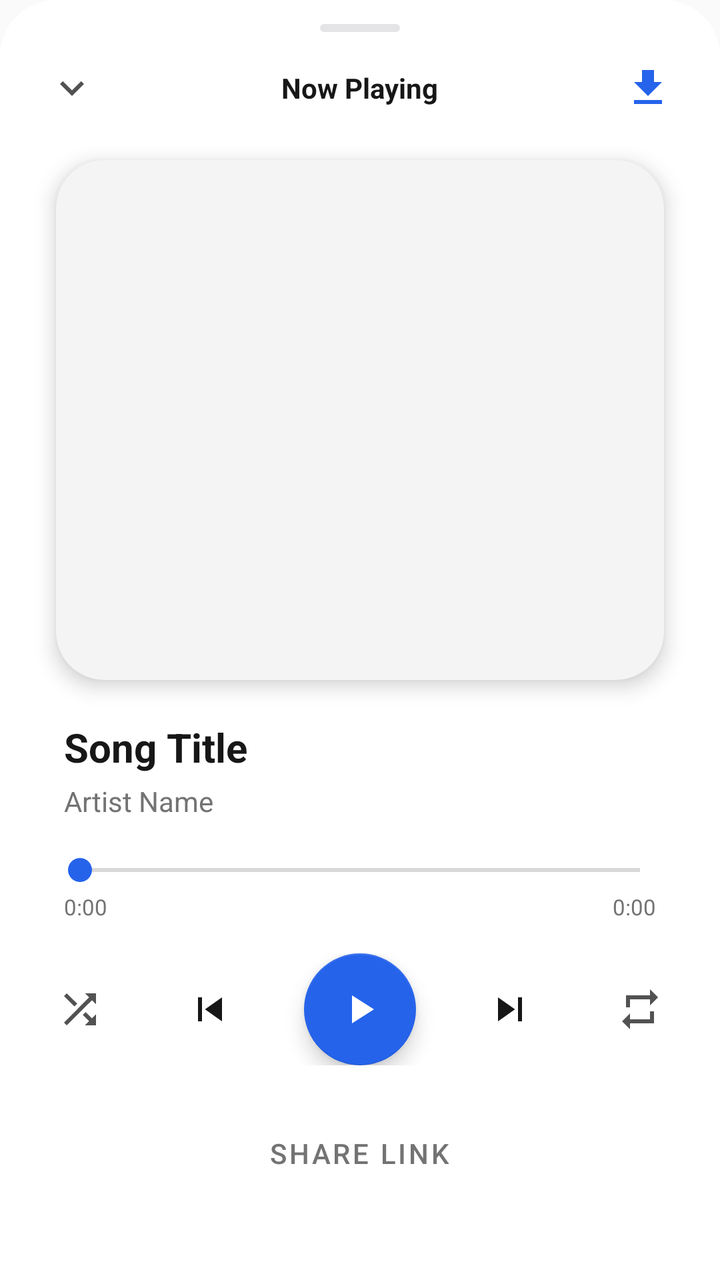
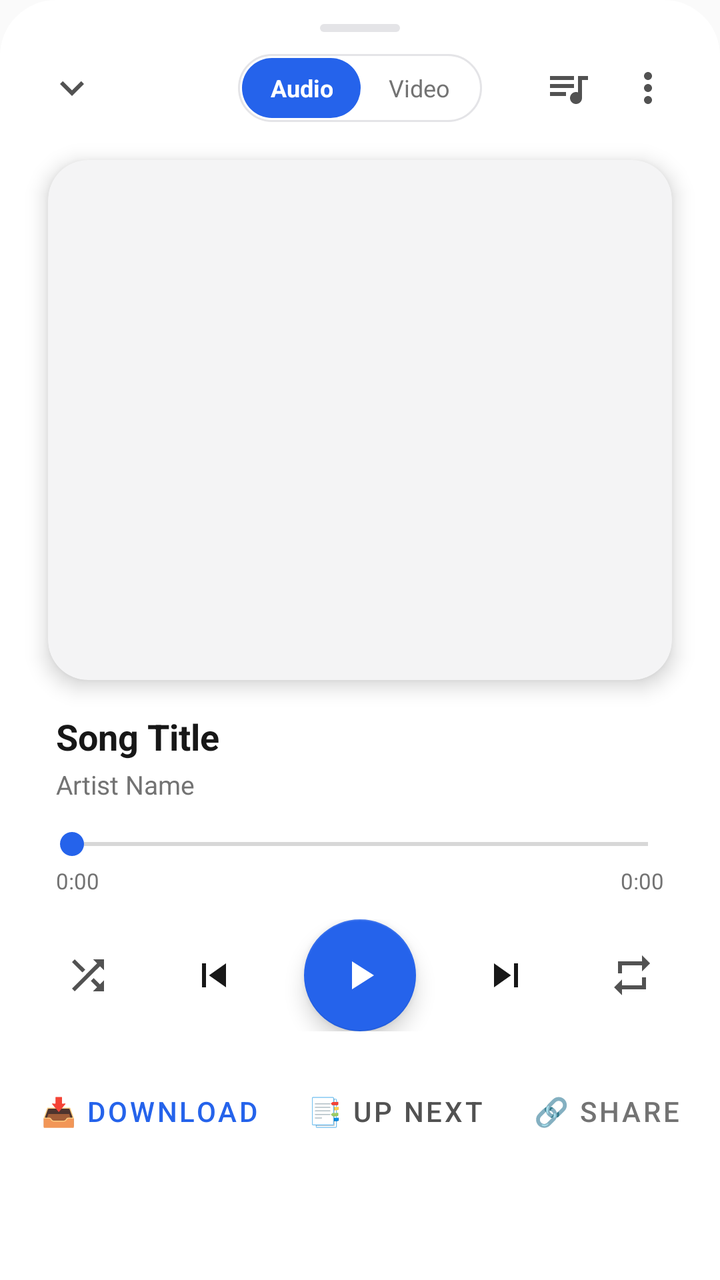

An Android layout rendered at two revisions. The XML below is the earlier revision; the diff shows what the commit changed to produce the second picture.
<!-- AndroidManifest.xml: application theme Theme.Zez -->
<!-- res/layout/bottom_sheet_music_player.xml -->
<?xml version="1.0" encoding="utf-8"?>
<LinearLayout xmlns:android="http://schemas.android.com/apk/res/android"
    xmlns:app="http://schemas.android.com/apk/res-auto"
    android:layout_width="match_parent"
    android:layout_height="wrap_content"
    android:orientation="vertical"
    android:background="@drawable/bg_sheet_top_rounded"
    android:paddingBottom="24dp">

    
    <View
        android:layout_width="40dp"
        android:layout_height="4dp"
        android:layout_gravity="center_horizontal"
        android:layout_marginTop="12dp"
        android:background="@drawable/bg_pill_indicator" />

    
    <RelativeLayout
        android:layout_width="match_parent"
        android:layout_height="56dp"
        android:paddingHorizontal="16dp">

        <ImageButton
            android:id="@+id/btn_player_collapse"
            android:layout_width="40dp"
            android:layout_height="40dp"
            android:layout_centerVertical="true"
            android:background="?attr/selectableItemBackgroundBorderless"
            android:src="@drawable/ic_expand_more"
            app:tint="@color/theme_icon_tint"
            android:contentDescription="Collapse player" />

        <TextView
            android:layout_width="wrap_content"
            android:layout_height="wrap_content"
            android:layout_centerInParent="true"
            android:text="Now Playing"
            android:textSize="14sp"
            android:textStyle="bold"
            android:textColor="@color/theme_text_primary" />

        <ImageButton
            android:id="@+id/btn_player_download"
            android:layout_width="40dp"
            android:layout_height="40dp"
            android:layout_alignParentEnd="true"
            android:layout_centerVertical="true"
            android:background="?attr/selectableItemBackgroundBorderless"
            android:src="@drawable/ic_download"
            app:tint="@color/primary"
            android:contentDescription="Download song" />
    </RelativeLayout>

    
    <androidx.cardview.widget.CardView
        android:layout_width="match_parent"
        android:layout_height="260dp"
        android:layout_marginHorizontal="28dp"
        android:layout_marginTop="8dp"
        app:cardCornerRadius="24dp"
        app:cardElevation="6dp"
        app:cardBackgroundColor="@color/surface_variant">

        <ImageView
            android:id="@+id/iv_player_album_art"
            android:layout_width="match_parent"
            android:layout_height="match_parent"
            android:scaleType="centerCrop" />
    </androidx.cardview.widget.CardView>

    
    <LinearLayout
        android:layout_width="match_parent"
        android:layout_height="wrap_content"
        android:orientation="vertical"
        android:paddingHorizontal="32dp"
        android:layout_marginTop="20dp">

        <TextView
            android:id="@+id/tv_player_title"
            android:layout_width="match_parent"
            android:layout_height="wrap_content"
            android:text="Song Title"
            android:textSize="20sp"
            android:textStyle="bold"
            android:textColor="@color/theme_text_primary"
            android:maxLines="2"
            android:ellipsize="end" />

        <TextView
            android:id="@+id/tv_player_artist"
            android:layout_width="match_parent"
            android:layout_height="wrap_content"
            android:text="Artist Name"
            android:textSize="14sp"
            android:textColor="@color/theme_text_muted"
            android:maxLines="1"
            android:ellipsize="end"
            android:layout_marginTop="4dp" />
    </LinearLayout>

    
    <LinearLayout
        android:layout_width="match_parent"
        android:layout_height="wrap_content"
        android:orientation="vertical"
        android:paddingHorizontal="24dp"
        android:layout_marginTop="16dp">

        <SeekBar
            android:id="@+id/sb_player_progress"
            android:layout_width="match_parent"
            android:layout_height="wrap_content"
            android:progressTint="@color/primary"
            android:thumbTint="@color/primary"
            android:max="100" />

        <RelativeLayout
            android:layout_width="match_parent"
            android:layout_height="wrap_content"
            android:paddingHorizontal="8dp"
            android:layout_marginTop="2dp">

            <TextView
                android:id="@+id/tv_player_current_time"
                android:layout_width="wrap_content"
                android:layout_height="wrap_content"
                android:text="0:00"
                android:textSize="11sp"
                android:textColor="@color/theme_text_muted" />

            <TextView
                android:id="@+id/tv_player_total_time"
                android:layout_width="wrap_content"
                android:layout_height="wrap_content"
                android:layout_alignParentEnd="true"
                android:text="0:00"
                android:textSize="11sp"
                android:textColor="@color/theme_text_muted" />
        </RelativeLayout>
    </LinearLayout>

    
    <LinearLayout
        android:layout_width="match_parent"
        android:layout_height="wrap_content"
        android:orientation="horizontal"
        android:gravity="center"
        android:layout_marginTop="16dp"
        android:paddingHorizontal="24dp">

        <ImageButton
            android:id="@+id/btn_player_shuffle"
            android:layout_width="44dp"
            android:layout_height="44dp"
            android:background="?attr/selectableItemBackgroundBorderless"
            android:src="@drawable/ic_shuffle"
            app:tint="@color/theme_icon_tint"
            android:contentDescription="Shuffle" />

        <ImageButton
            android:id="@+id/btn_player_prev"
            android:layout_width="54dp"
            android:layout_height="54dp"
            android:layout_marginStart="16dp"
            android:background="?attr/selectableItemBackgroundBorderless"
            android:src="@drawable/ic_skip_previous"
            app:tint="@color/theme_text_primary"
            android:contentDescription="Previous" />

        
        <com.google.android.material.floatingactionbutton.FloatingActionButton
            android:id="@+id/fab_player_play_pause"
            android:layout_width="wrap_content"
            android:layout_height="wrap_content"
            android:layout_marginHorizontal="20dp"
            android:src="@drawable/ic_play_arrow"
            app:backgroundTint="@color/primary"
            app:tint="@android:color/white"
            app:fabSize="normal"
            app:elevation="6dp"
            android:contentDescription="Play/Pause" />

        <ImageButton
            android:id="@+id/btn_player_next"
            android:layout_width="54dp"
            android:layout_height="54dp"
            android:layout_marginEnd="16dp"
            android:background="?attr/selectableItemBackgroundBorderless"
            android:src="@drawable/ic_skip_next"
            app:tint="@color/theme_text_primary"
            android:contentDescription="Next" />

        <ImageButton
            android:id="@+id/btn_player_repeat"
            android:layout_width="44dp"
            android:layout_height="44dp"
            android:background="?attr/selectableItemBackgroundBorderless"
            android:src="@drawable/ic_repeat"
            app:tint="@color/theme_icon_tint"
            android:contentDescription="Repeat" />
    </LinearLayout>

    
    <LinearLayout
        android:layout_width="match_parent"
        android:layout_height="wrap_content"
        android:orientation="horizontal"
        android:gravity="center"
        android:layout_marginTop="20dp">

        <Button
            android:id="@+id/btn_player_share"
            style="@style/Widget.MaterialComponents.Button.TextButton"
            android:layout_width="wrap_content"
            android:layout_height="wrap_content"
            android:text="Share Link"
            android:textColor="@color/theme_text_muted" />
    </LinearLayout>
</LinearLayout>
<!-- resources referenced by this layout -->
<resources>
  <color name="primary">#2563EB</color>
  <color name="surface_variant">#F4F4F5</color>
  <color name="theme_icon_tint">#525252</color>
  <color name="theme_text_muted">#737373</color>
  <color name="theme_text_primary">#171717</color>
  <!-- drawable bg_pill_indicator (drawable) -->
  <?xml version="1.0" encoding="utf-8"?>
  <shape xmlns:android="http://schemas.android.com/apk/res/android"
      android:shape="rectangle">
      <solid android:color="@color/theme_card_border" />
      <corners android:radius="4dp" />
  </shape>
  <!-- drawable ic_download (drawable) -->
  <vector xmlns:android="http://schemas.android.com/apk/res/android"
      android:width="24dp"
      android:height="24dp"
      android:viewportWidth="24"
      android:viewportHeight="24">
    <path
        android:fillColor="#FF000000"
        android:pathData="M19,9h-4V3H9v6H5l7,7 7,-7zM5,18v2h14v-2H5z"/>
  </vector>
  <!-- drawable ic_expand_more (drawable) -->
  <vector xmlns:android="http://schemas.android.com/apk/res/android"
      android:width="24dp"
      android:height="24dp"
      android:viewportWidth="24"
      android:viewportHeight="24">
    <path
        android:fillColor="#FF000000"
        android:pathData="M16.59,8.59L12,13.17 7.41,8.59 6,10l6,6 6,-6z"/>
  </vector>
  <!-- drawable ic_play_arrow (drawable) -->
  <vector xmlns:android="http://schemas.android.com/apk/res/android"
      android:width="24dp"
      android:height="24dp"
      android:viewportWidth="24"
      android:viewportHeight="24">
    <path
        android:fillColor="#FFFFFFFF"
        android:pathData="M8,5v14l11,-7z"/>
  </vector>
  <!-- drawable ic_skip_next (drawable) -->
  <vector xmlns:android="http://schemas.android.com/apk/res/android"
      android:width="24dp"
      android:height="24dp"
      android:viewportWidth="24"
      android:viewportHeight="24">
    <path
        android:fillColor="#FF000000"
        android:pathData="M6,18l8.5,-6L6,6v12zM16,6v12h2V6h-2z"/>
  </vector>
  <!-- drawable ic_skip_previous (drawable) -->
  <vector xmlns:android="http://schemas.android.com/apk/res/android"
      android:width="24dp"
      android:height="24dp"
      android:viewportWidth="24"
      android:viewportHeight="24">
    <path
        android:fillColor="#FF000000"
        android:pathData="M6,6h2v12H6V6zm3.5,6l8.5,6V6l-8.5,6z"/>
  </vector>
  <color name="theme_card_border">#E4E4E7</color>
  <color name="theme_surface">#FFFFFF</color>
  <color name="primary_dark">#1D4ED8</color>
  <color name="accent">#3B82F6</color>
  <color name="theme_background">#FAFAFA</color>
  <!-- unchanged entries left out for length: 4 -->
</resources>

<!-- the commit's change to res/layout/bottom_sheet_music_player.xml (unified diff, before → after) -->
@@ -31,42 +31,94 @@
             app:tint="@color/theme_icon_tint"
             android:contentDescription="Collapse player" />
 
-        <TextView
-            android:layout_width="wrap_content"
-            android:layout_height="wrap_content"
+        
+        <LinearLayout
+            android:layout_width="wrap_content"
+            android:layout_height="34dp"
             android:layout_centerInParent="true"
-            android:text="Now Playing"
-            android:textSize="14sp"
-            android:textStyle="bold"
-            android:textColor="@color/theme_text_primary" />
-
-        <ImageButton
-            android:id="@+id/btn_player_download"
-            android:layout_width="40dp"
-            android:layout_height="40dp"
+            android:orientation="horizontal"
+            android:background="@drawable/bg_search_input"
+            android:padding="2dp">
+
+            <TextView
+                android:id="@+id/btn_mode_audio"
+                android:layout_width="wrap_content"
+                android:layout_height="match_parent"
+                android:gravity="center"
+                android:text="Audio"
+                android:textSize="12sp"
+                android:textStyle="bold"
+                android:textColor="@android:color/white"
+                android:background="@drawable/bg_mode_toggle_active"
+                android:paddingHorizontal="14dp" />
+
+            <TextView
+                android:id="@+id/btn_mode_video"
+                android:layout_width="wrap_content"
+                android:layout_height="match_parent"
+                android:gravity="center"
+                android:text="Video"
+                android:textSize="12sp"
+                android:textColor="@color/theme_text_muted"
+                android:background="@android:color/transparent"
+                android:paddingHorizontal="14dp" />
+        </LinearLayout>
+
+        <LinearLayout
+            android:layout_width="wrap_content"
+            android:layout_height="wrap_content"
             android:layout_alignParentEnd="true"
             android:layout_centerVertical="true"
-            android:background="?attr/selectableItemBackgroundBorderless"
-            android:src="@drawable/ic_download"
-            app:tint="@color/primary"
-            android:contentDescription="Download song" />
+            android:orientation="horizontal">
+
+            <ImageButton
+                android:id="@+id/btn_player_queue_top"
+                android:layout_width="40dp"
+                android:layout_height="40dp"
+                android:background="?attr/selectableItemBackgroundBorderless"
+                android:src="@drawable/ic_queue_music"
+                app:tint="@color/theme_icon_tint"
+                android:contentDescription="Play queue" />
+
+            <ImageButton
+                android:id="@+id/btn_player_more"
+                android:layout_width="40dp"
+                android:layout_height="40dp"
+                android:background="?attr/selectableItemBackgroundBorderless"
+                android:src="@drawable/ic_more_vert"
+                app:tint="@color/theme_icon_tint"
+                android:contentDescription="More options" />
+        </LinearLayout>
     </RelativeLayout>
 
     
     <androidx.cardview.widget.CardView
         android:layout_width="match_parent"
         android:layout_height="260dp"
-        android:layout_marginHorizontal="28dp"
+        android:layout_marginHorizontal="24dp"
         android:layout_marginTop="8dp"
-        app:cardCornerRadius="24dp"
+        app:cardCornerRadius="20dp"
         app:cardElevation="6dp"
         app:cardBackgroundColor="@color/surface_variant">
 
-        <ImageView
-            android:id="@+id/iv_player_album_art"
-            android:layout_width="match_parent"
-            android:layout_height="match_parent"
-            android:scaleType="centerCrop" />
+        <FrameLayout
+            android:layout_width="match_parent"
+            android:layout_height="match_parent">
+
+            <ImageView
+                android:id="@+id/iv_player_album_art"
+                android:layout_width="match_parent"
+                android:layout_height="match_parent"
+                android:scaleType="centerCrop" />
+
+            
+            <FrameLayout
+                android:id="@+id/layout_player_video_container"
+                android:layout_width="match_parent"
+                android:layout_height="match_parent"
+                android:background="@android:color/black"
+                android:visibility="gone" />
+        </FrameLayout>
     </androidx.cardview.widget.CardView>
 
     
@@ -74,15 +126,15 @@
         android:layout_width="match_parent"
         android:layout_height="wrap_content"
         android:orientation="vertical"
-        android:paddingHorizontal="32dp"
-        android:layout_marginTop="20dp">
+        android:paddingHorizontal="28dp"
+        android:layout_marginTop="16dp">
 
         <TextView
             android:id="@+id/tv_player_title"
             android:layout_width="match_parent"
             android:layout_height="wrap_content"
             android:text="Song Title"
-            android:textSize="20sp"
+            android:textSize="18sp"
             android:textStyle="bold"
             android:textColor="@color/theme_text_primary"
             android:maxLines="2"
@@ -93,11 +145,11 @@
             android:layout_width="match_parent"
             android:layout_height="wrap_content"
             android:text="Artist Name"
-            android:textSize="14sp"
+            android:textSize="13sp"
             android:textColor="@color/theme_text_muted"
             android:maxLines="1"
             android:ellipsize="end"
-            android:layout_marginTop="4dp" />
+            android:layout_marginTop="3dp" />
     </LinearLayout>
 
     
@@ -105,8 +157,8 @@
         android:layout_width="match_parent"
         android:layout_height="wrap_content"
         android:orientation="vertical"
-        android:paddingHorizontal="24dp"
-        android:layout_marginTop="16dp">
+        android:paddingHorizontal="20dp"
+        android:layout_marginTop="12dp">
 
         <SeekBar
             android:id="@+id/sb_player_progress"
@@ -147,8 +199,8 @@
         android:layout_height="wrap_content"
         android:orientation="horizontal"
         android:gravity="center"
-        android:layout_marginTop="16dp"
-        android:paddingHorizontal="24dp">
+        android:layout_marginTop="12dp"
+        android:paddingHorizontal="20dp">
 
         <ImageButton
             android:id="@+id/btn_player_shuffle"
@@ -163,7 +215,7 @@
             android:id="@+id/btn_player_prev"
             android:layout_width="54dp"
             android:layout_height="54dp"
-            android:layout_marginStart="16dp"
+            android:layout_marginStart="14dp"
             android:background="?attr/selectableItemBackgroundBorderless"
             android:src="@drawable/ic_skip_previous"
             app:tint="@color/theme_text_primary"
@@ -174,7 +226,7 @@
             android:id="@+id/fab_player_play_pause"
             android:layout_width="wrap_content"
             android:layout_height="wrap_content"
-            android:layout_marginHorizontal="20dp"
+            android:layout_marginHorizontal="18dp"
             android:src="@drawable/ic_play_arrow"
             app:backgroundTint="@color/primary"
             app:tint="@android:color/white"
@@ -186,7 +238,7 @@
             android:id="@+id/btn_player_next"
             android:layout_width="54dp"
             android:layout_height="54dp"
-            android:layout_marginEnd="16dp"
+            android:layout_marginEnd="14dp"
             android:background="?attr/selectableItemBackgroundBorderless"
             android:src="@drawable/ic_skip_next"
             app:tint="@color/theme_text_primary"
@@ -208,14 +260,32 @@
         android:layout_height="wrap_content"
         android:orientation="horizontal"
         android:gravity="center"
-        android:layout_marginTop="20dp">
+        android:layout_marginTop="16dp">
+
+        <Button
+            android:id="@+id/btn_player_download"
+            style="@style/Widget.MaterialComponents.Button.TextButton"
+            android:layout_width="wrap_content"
+            android:layout_height="wrap_content"
+            android:text="📥 Download"
+            android:textColor="@color/primary" />
+
+        <Button
+            android:id="@+id/btn_player_queue_btn"
+            style="@style/Widget.MaterialComponents.Button.TextButton"
+            android:layout_width="wrap_content"
+            android:layout_height="wrap_content"
+            android:layout_marginStart="8dp"
+            android:text="📑 Up Next"
+            android:textColor="@color/theme_text_secondary" />
 
         <Button
             android:id="@+id/btn_player_share"
             style="@style/Widget.MaterialComponents.Button.TextButton"
             android:layout_width="wrap_content"
             android:layout_height="wrap_content"
-            android:text="Share Link"
+            android:layout_marginStart="8dp"
+            android:text="🔗 Share"
             android:textColor="@color/theme_text_muted" />
     </LinearLayout>
 </LinearLayout>
<!-- resource entries referenced after the edit -->
@@ -5,6 +5,14 @@
   <color name="theme_icon_tint">#525252</color>
   <color name="theme_text_muted">#737373</color>
   <color name="theme_text_primary">#171717</color>
+  <color name="theme_text_secondary">#525252</color>
+  <!-- drawable bg_mode_toggle_active (drawable) -->
+  <?xml version="1.0" encoding="utf-8"?>
+  <shape xmlns:android="http://schemas.android.com/apk/res/android"
+      android:shape="rectangle">
+      <solid android:color="@color/primary" />
+      <corners android:radius="16dp" />
+  </shape>
   <!-- drawable bg_pill_indicator (drawable) -->
   <?xml version="1.0" encoding="utf-8"?>
   <shape xmlns:android="http://schemas.android.com/apk/res/android"
@@ -12,16 +20,16 @@
       <solid android:color="@color/theme_card_border" />
       <corners android:radius="4dp" />
   </shape>
-  <!-- drawable ic_download (drawable) -->
-  <vector xmlns:android="http://schemas.android.com/apk/res/android"
-      android:width="24dp"
-      android:height="24dp"
-      android:viewportWidth="24"
-      android:viewportHeight="24">
-    <path
-        android:fillColor="#FF000000"
-        android:pathData="M19,9h-4V3H9v6H5l7,7 7,-7zM5,18v2h14v-2H5z"/>
-  </vector>
+  <!-- drawable bg_search_input (drawable) -->
+  <?xml version="1.0" encoding="utf-8"?>
+  <shape xmlns:android="http://schemas.android.com/apk/res/android"
+      android:shape="rectangle">
+      <corners android:radius="22dp" />
+      <solid android:color="@color/theme_surface" />
+      <stroke
+          android:width="1dp"
+          android:color="@color/theme_card_border" />
+  </shape>
   <!-- drawable ic_expand_more (drawable) -->
   <vector xmlns:android="http://schemas.android.com/apk/res/android"
       android:width="24dp"
@@ -32,6 +40,16 @@
         android:fillColor="#FF000000"
         android:pathData="M16.59,8.59L12,13.17 7.41,8.59 6,10l6,6 6,-6z"/>
   </vector>
+  <!-- drawable ic_more_vert (drawable) -->
+  <vector xmlns:android="http://schemas.android.com/apk/res/android"
+      android:width="24dp"
+      android:height="24dp"
+      android:viewportWidth="24"
+      android:viewportHeight="24">
+      <path
+          android:fillColor="@color/theme_text_secondary"
+          android:pathData="M12,8c1.1,0 2,-0.9 2,-2s-0.9,-2 -2,-2 -2,0.9 -2,2 0.9,2 2,2zM12,10c-1.1,0 -2,0.9 -2,2s0.9,2 2,2 2,-0.9 2,-2 -0.9,-2 -2,-2zM12,16c-1.1,0 -2,0.9 -2,2s0.9,2 2,2 2,-0.9 2,-2 -0.9,-2 -2,-2z"/>
+  </vector>
   <!-- drawable ic_play_arrow (drawable) -->
   <vector xmlns:android="http://schemas.android.com/apk/res/android"
       android:width="24dp"
@@ -41,6 +59,16 @@
     <path
         android:fillColor="#FFFFFFFF"
         android:pathData="M8,5v14l11,-7z"/>
+  </vector>
+  <!-- drawable ic_queue_music (drawable) -->
+  <vector xmlns:android="http://schemas.android.com/apk/res/android"
+      android:width="24dp"
+      android:height="24dp"
+      android:viewportWidth="24"
+      android:viewportHeight="24">
+    <path
+        android:fillColor="#FF000000"
+        android:pathData="M15,6H3v2h12V6zm0,4H3v2h12v-2zM3,16h8v-2H3v2zM17,6v8.18c-0.31,-0.11 -0.65,-0.18 -1,-0.18 -1.66,0 -3,1.34 -3,3s1.34,3 3,3 3,-1.34 3,-3V8h3V6h-5z"/>
   </vector>
   <!-- drawable ic_skip_next (drawable) -->
   <vector xmlns:android="http://schemas.android.com/apk/res/android"
